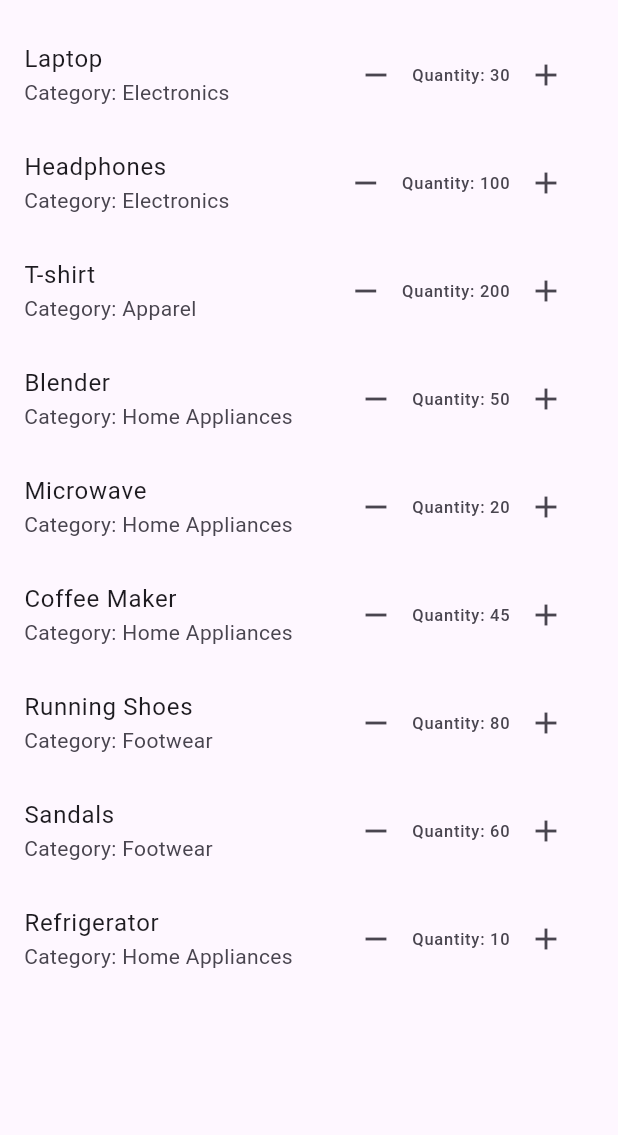
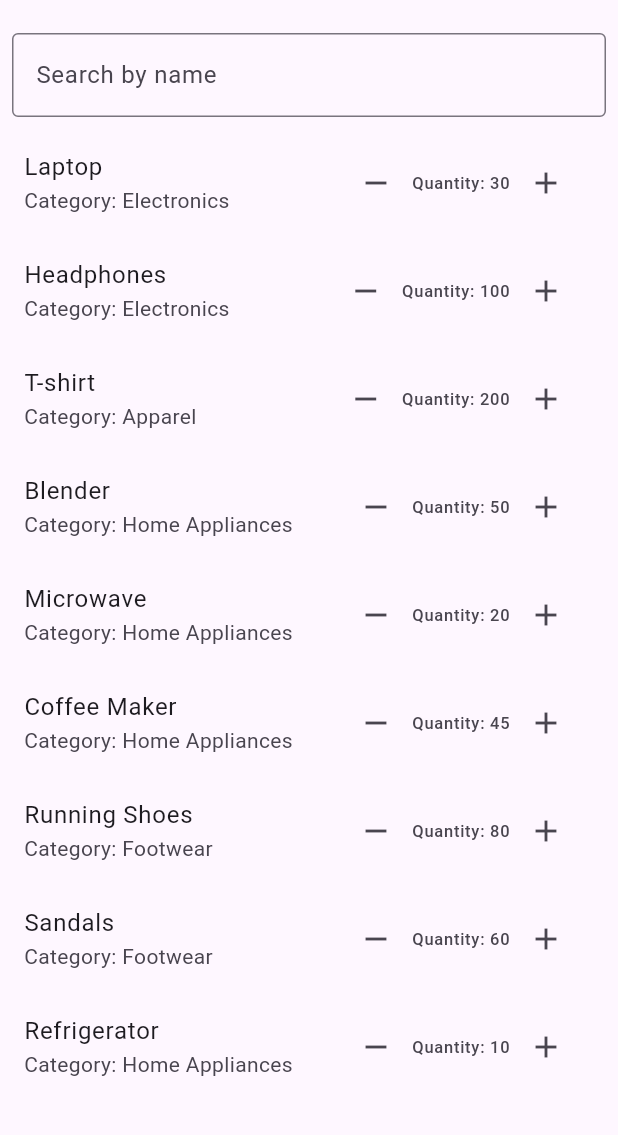
Before and after one commit to jk-engawa/my-flutter-tutorial, a Flutter app: the InventoryScreen screen opened by its route, on a phone screen of 412 x 824 dp, the part 63-1198 px from its top. Run offline on Flutter 3.47's test engine with Material 3 defaults, Android fonts, the phone set to English and light mode, and no system bars; our stand-ins replace flutter_riverpod, go_router.

Commit message:
update inventory

```diff
--- a/lib/screens/inventory_screen.dart
+++ b/lib/screens/inventory_screen.dart
@@ -14,6 +14,8 @@ class InventoryScreen extends StatefulWidget {
 
 class _InventoryScreenState extends State<InventoryScreen> {
   List<InventoryItem> inventoryItems = [];
+  List<InventoryItem> displayedItems = [];
+  String searchQuery = ""; // 検索クエリを保持
 
   @override
   void initState() {
@@ -29,6 +31,20 @@ class _InventoryScreenState extends State<InventoryScreen> {
     setState(() {
       inventoryItems =
           jsonData.map((item) => InventoryItem.fromJson(item)).toList();
+      displayedItems = List.from(inventoryItems); // 初期表示は全アイテム
+    });
+  }
+
+  // 名前に基づいてリストをフィルタリング
+  void filterItemsByName() {
+    setState(() {
+      if (searchQuery.isEmpty) {
+        displayedItems = List.from(inventoryItems); // 検索クエリが空の場合、全アイテムを表示
+      } else {
+        displayedItems = inventoryItems.where((item) {
+          return item.name.toLowerCase().contains(searchQuery.toLowerCase());
+        }).toList();
+      }
     });
   }
 
@@ -36,10 +52,28 @@ class _InventoryScreenState extends State<InventoryScreen> {
   Widget build(BuildContext context) {
     return MainLayout(
       title: 'Inventory List',
+      child: Column(
+        children: [
+          Padding(
+            padding: const EdgeInsets.all(8.0),
+            child: TextField(
+              decoration: const InputDecoration(
+                labelText: 'Search by name',
+                border: OutlineInputBorder(),
+              ),
+              onChanged: (value) {
+                setState(() {
+                  searchQuery = value; // 検索クエリを更新
+                  filterItemsByName(); // リストをフィルタリング
+                });
+              },
+            ),
+          ),
+          Expanded(
             child: ListView.builder(
-        itemCount: inventoryItems.length,
+              itemCount: displayedItems.length,
               itemBuilder: (context, index) {
-          final item = inventoryItems[index];
+                final item = displayedItems[index];
                 return ListTile(
                   title: Text(item.name),
                   subtitle: Text('Category: ${item.category}'),
@@ -61,6 +95,9 @@ class _InventoryScreenState extends State<InventoryScreen> {
                 );
               },
             ),
+          ),
+        ],
+      ),
     );
   }
 }
```
Lines whose indentation alone changed are shown as unchanged.
